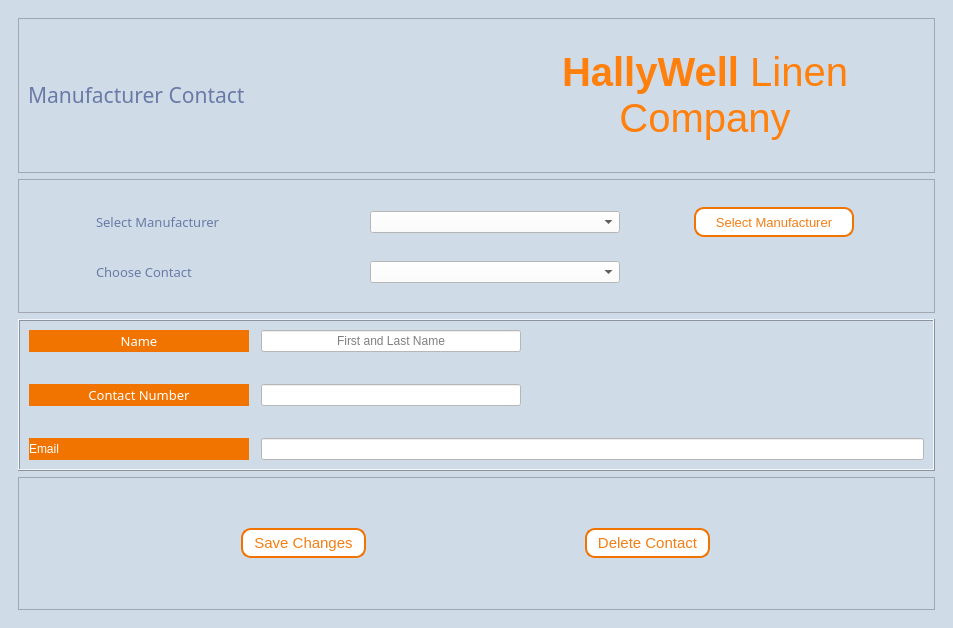
Above: Hallywell CRMS v1/UI Files/ManufacturerContactForm.ui from apduong/CIS-3365 before the change. Below: the same form after it.
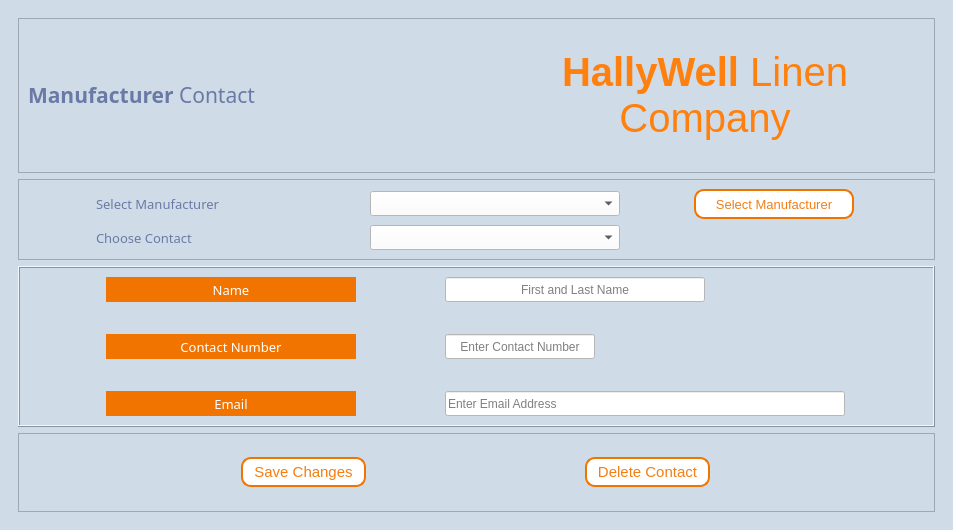
That is the form after the change.

The edit to the form file:
```diff
--- a/Hallywell CRMS v1/UI Files/ManufacturerContactForm.ui
+++ b/Hallywell CRMS v1/UI Files/ManufacturerContactForm.ui
@@ -7,7 +7,7 @@
     <x>0</x>
     <y>0</y>
     <width>953</width>
-    <height>628</height>
+    <height>530</height>
    </rect>
   </property>
   <property name="windowTitle">
@@ -40,7 +40,7 @@
          <x>0</x>
          <y>0</y>
          <width>931</width>
-         <height>606</height>
+         <height>508</height>
         </rect>
        </property>
        <layout class="QVBoxLayout" name="verticalLayout_2">
@@ -70,7 +70,7 @@
               <string notr="true">color:#6A7AA6</string>
              </property>
              <property name="text">
-              <string>&lt;html&gt;&lt;head/&gt;&lt;body&gt;&lt;p&gt;Manufacturer Contact &lt;/p&gt;&lt;/body&gt;&lt;/html&gt;</string>
+              <string>&lt;strong&gt;Manufacturer&lt;/strong&gt; Contact</string>
              </property>
              <property name="alignment">
               <set>Qt::AlignLeading|Qt::AlignLeft|Qt::AlignVCenter</set>
@@ -155,13 +155,13 @@
              <property name="minimumSize">
               <size>
                <width>250</width>
-               <height>0</height>
+               <height>25</height>
               </size>
              </property>
              <property name="maximumSize">
               <size>
                <width>200</width>
-               <height>16777215</height>
+               <height>25</height>
               </size>
              </property>
             </widget>
@@ -194,7 +194,20 @@
             </widget>
            </item>
            <item row="1" column="1">
-            <widget class="QComboBox" name="comboBox_contact"/>
+            <widget class="QComboBox" name="comboBox_contact">
+             <property name="minimumSize">
+              <size>
+               <width>0</width>
+               <height>25</height>
+              </size>
+             </property>
+             <property name="maximumSize">
+              <size>
+               <width>16777215</width>
+               <height>25</height>
+              </size>
+             </property>
+            </widget>
            </item>
            <item row="1" column="0">
             <widget class="QLabel" name="label">
@@ -250,15 +263,20 @@
              <property name="minimumSize">
               <size>
                <width>250</width>
-               <height>0</height>
+               <height>25</height>
               </size>
              </property>
              <property name="maximumSize">
               <size>
                <width>260</width>
-               <height>16777215</height>
+               <height>25</height>
               </size>
              </property>
+             <property name="font">
+              <font>
+               <pointsize>9</pointsize>
+              </font>
+             </property>
              <property name="maxLength">
               <number>250</number>
              </property>
@@ -272,12 +290,27 @@
            </item>
            <item row="1" column="1">
             <widget class="QLineEdit" name="lineEdit_DisCN">
+             <property name="minimumSize">
+              <size>
+               <width>150</width>
+               <height>25</height>
+              </size>
+             </property>
              <property name="maximumSize">
               <size>
-               <width>260</width>
-               <height>16777215</height>
+               <width>150</width>
+               <height>25</height>
               </size>
              </property>
+             <property name="maxLength">
+              <number>11</number>
+             </property>
+             <property name="alignment">
+              <set>Qt::AlignCenter</set>
+             </property>
+             <property name="placeholderText">
+              <string>Enter Contact Number</string>
+             </property>
             </widget>
            </item>
            <item row="1" column="0">
@@ -285,13 +318,13 @@
              <property name="minimumSize">
               <size>
                <width>220</width>
-               <height>0</height>
+               <height>25</height>
               </size>
              </property>
              <property name="maximumSize">
               <size>
                <width>250</width>
-               <height>35</height>
+               <height>25</height>
               </size>
              </property>
              <property name="font">
@@ -319,7 +352,13 @@
              <property name="minimumSize">
               <size>
                <width>220</width>
-               <height>0</height>
+               <height>25</height>
+              </size>
+             </property>
+             <property name="maximumSize">
+              <size>
+               <width>16777215</width>
+               <height>25</height>
               </size>
              </property>
              <property name="font">
@@ -344,13 +383,53 @@
            </item>
            <item row="2" column="0">
             <widget class="QLabel" name="label_2">
+             <property name="minimumSize">
+              <size>
+               <width>0</width>
+               <height>25</height>
+              </size>
+             </property>
+             <property name="maximumSize">
+              <size>
+               <width>16777215</width>
+               <height>25</height>
+              </size>
+             </property>
+             <property name="font">
+              <font>
+               <family>Montserrat Medium</family>
+               <pointsize>10</pointsize>
+              </font>
+             </property>
              <property name="text">
               <string>Email</string>
              </property>
+             <property name="alignment">
+              <set>Qt::AlignCenter</set>
+             </property>
             </widget>
            </item>
            <item row="2" column="1">
-            <widget class="QLineEdit" name="lineEdit_email"/>
+            <widget class="QLineEdit" name="lineEdit_email">
+             <property name="minimumSize">
+              <size>
+               <width>400</width>
+               <height>25</height>
+              </size>
+             </property>
+             <property name="maximumSize">
+              <size>
+               <width>400</width>
+               <height>25</height>
+              </size>
+             </property>
+             <property name="maxLength">
+              <number>100</number>
+             </property>
+             <property name="placeholderText">
+              <string>Enter Email Address</string>
+             </property>
+            </widget>
            </item>
           </layout>
          </widget>
```
